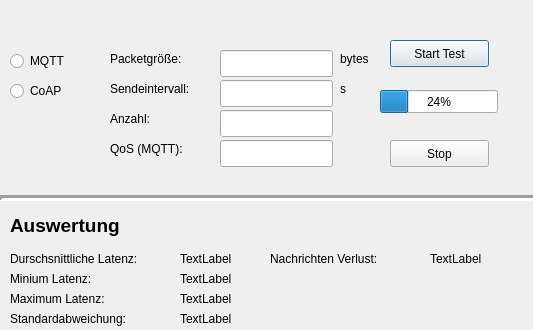
Qt form GUI/design.ui (maggi333/studienarbeit) before a commit.
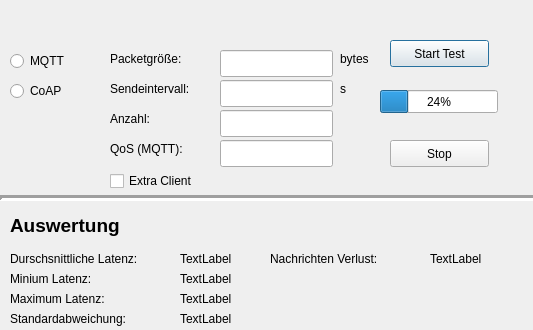
The same form after that commit.

Commit message: -Sekelett für CSV-Exportierung und Hinzufügen von extra Client

Diff of the .ui file:
```diff
--- a/GUI/design.ui
+++ b/GUI/design.ui
@@ -365,6 +365,19 @@
     <string>TextLabel</string>
    </property>
   </widget>
+  <widget class="QCheckBox" name="extra_clientCheckBox">
+   <property name="geometry">
+    <rect>
+     <x>110</x>
+     <y>170</y>
+     <width>111</width>
+     <height>22</height>
+    </rect>
+   </property>
+   <property name="text">
+    <string>Extra Client</string>
+   </property>
+  </widget>
  </widget>
  <resources/>
  <connections/>
```
The commit also changes 4 other files.
